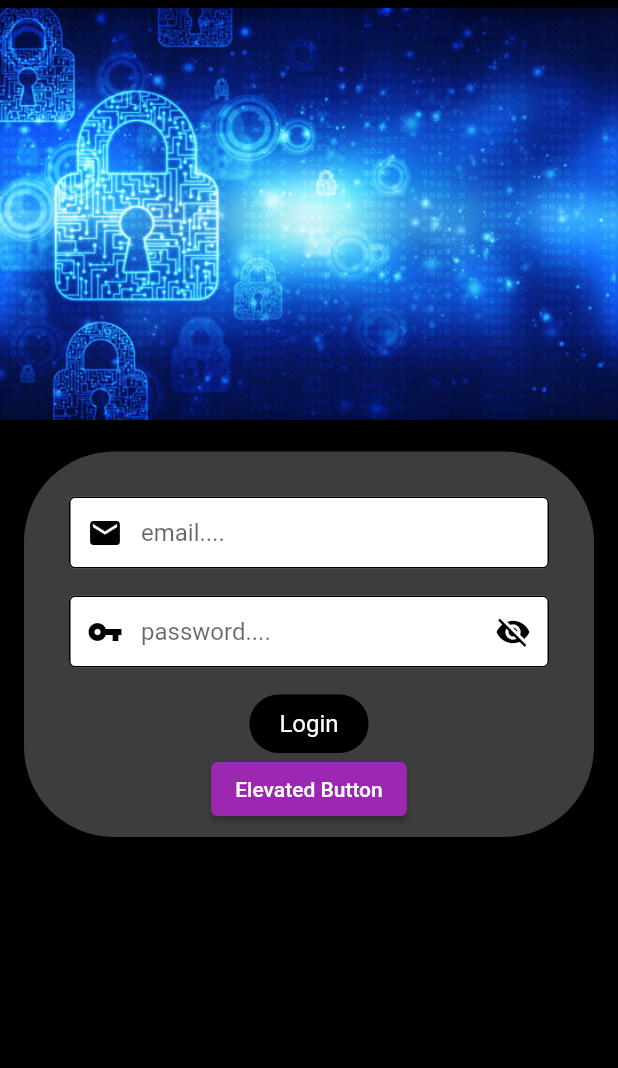
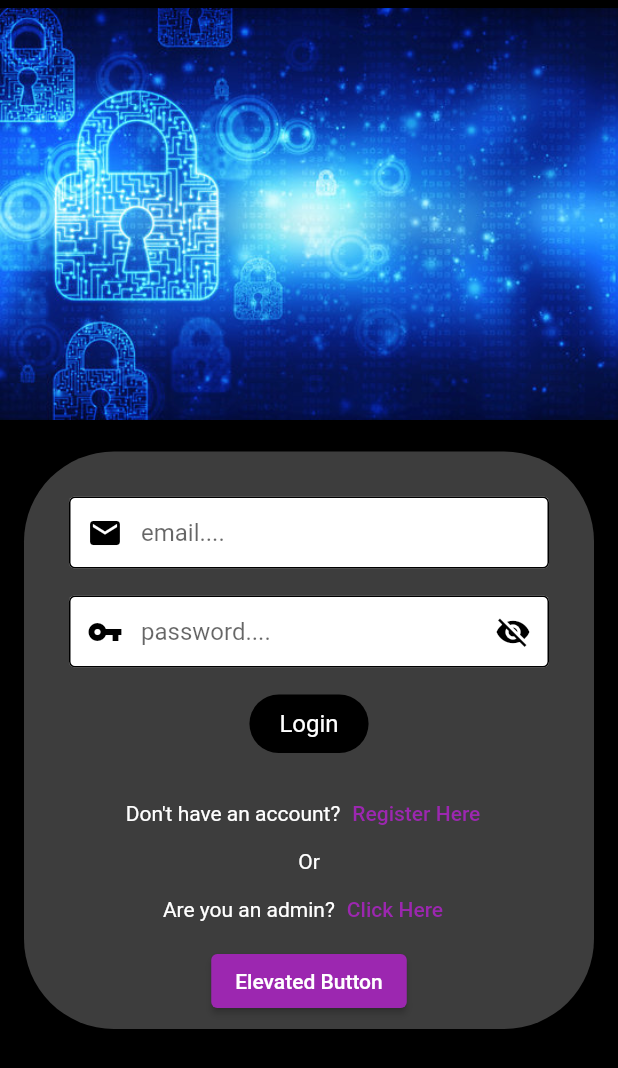
Before and after one commit to Taiyob/sho-app-getx, a Flutter app: the screen it shows after launch, on a phone screen of 412 x 824 dp. Shown: the top 1068 px of the screen. Run offline on Flutter 3.47's test engine with Material 2 defaults, Android fonts, the light colour scheme and no system bars; our stand-ins replace get.

Commit message:
register button design

```diff
--- a/lib/users/authentication/log_in_screen.dart
+++ b/lib/users/authentication/log_in_screen.dart
@@ -56,6 +56,7 @@ class _LogInScreenState extends State<LogInScreen> {
                         padding: const EdgeInsets.fromLTRB(30,30,30,8),
                         child: Column(
                           children: [
+                            // email password and login button
                             Form(
                               key: formKey,
                               child: Column(
@@ -148,10 +149,34 @@ class _LogInScreenState extends State<LogInScreen> {
                                 ],
                               ),
                             ),
+                            SizedBox(height: 16,),
+                            // don't have an account button
+                               Row(
+                                 mainAxisAlignment: MainAxisAlignment.center,
+                                 children: [
+                                    const Text("Don't have an account?",style: TextStyle(color: Colors.white),),
+                                   TextButton(
+                                       onPressed: (){
+
+                                       }, child: const Text('Register Here')),
+                                 ],
+                               ),
+                            const Text('Or',style: TextStyle(color: Colors.white),),
+                            // Only for admin
+                            Row(
+                              mainAxisAlignment: MainAxisAlignment.center,
+                              children: [
+                                const Text("Are you an admin?",style: TextStyle(color: Colors.white),),
+                                TextButton(
+                                    onPressed: (){
+
+                                    }, child: const Text('Click Here')),
+                              ],
+                            ),
                                ElevatedButton(
-                                child: Text('Elevated Button'),
+                                child: const Text('Elevated Button'),
                                 onPressed: (){
-                                  Navigator.push(context, MaterialPageRoute(builder: (context)=>ForButtonLink()));
+                                  Navigator.push(context, MaterialPageRoute(builder: (context)=>const ForButtonLink()));
                                   //ForButtonLink();
                                 },
                               ),
```
